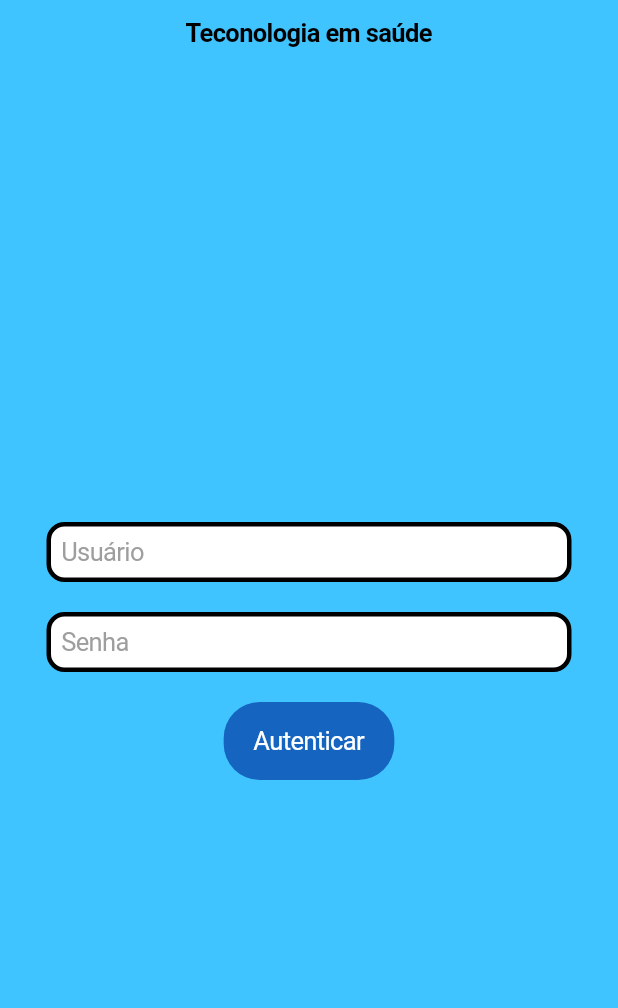
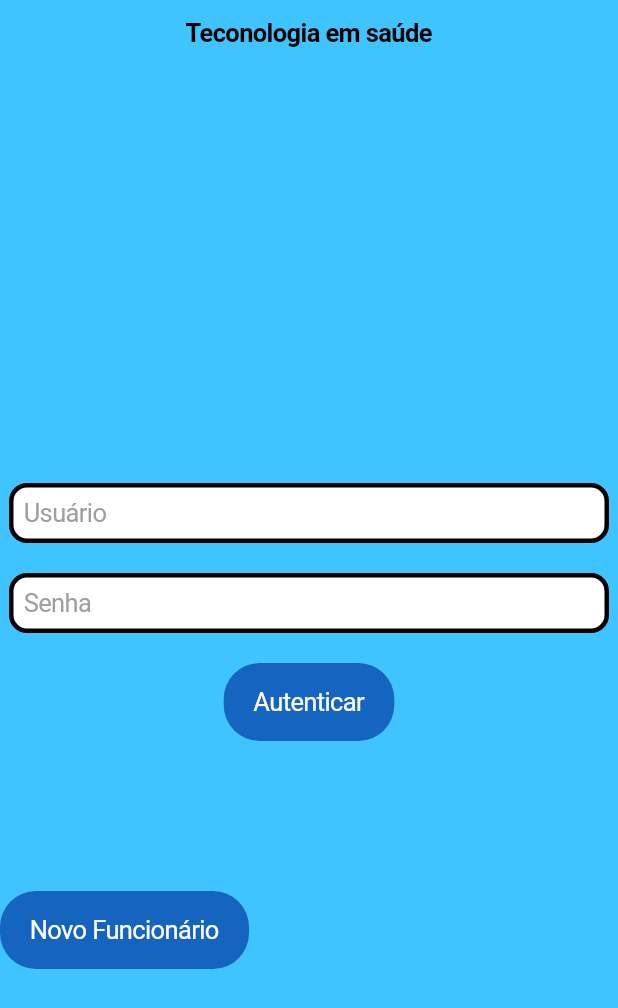
Before and after one commit to gvheisler/tecnologia_em_saude, a Flutter app: the screen it shows after launch, on a phone screen of 412 x 824 dp. Shown: the top 1008 px of the screen. Run offline on Flutter 3.47's test engine with Material 2 defaults, Android fonts, the phone set to English and light mode, and no system bars.

Commit message:
mudanças

```diff
--- a/lib/app_widget.dart
+++ b/lib/app_widget.dart
@@ -1,6 +1,7 @@
 import 'package:flutter/cupertino.dart';
 import 'package:tecnologia_em_saude/screens/login_page.dart';
 import 'package:tecnologia_em_saude/screens/main_menu_page.dart';
+import 'package:tecnologia_em_saude/screens/novo_funcionario_page.dart';
 
 class AppWidget extends StatelessWidget {
   const AppWidget({Key? key}) : super(key: key);
@@ -16,6 +17,7 @@ class AppWidget extends StatelessWidget {
       routes: {
         '/': (_) => LoginPage(),
         '/mainMenu': (_) => MainMenu(),
+        '/novoFunc': (_) => NovoFuncionario(),
       },
     );
   }
--- a/lib/screens/login_page.dart
+++ b/lib/screens/login_page.dart
@@ -17,6 +17,7 @@ class LoginPage extends StatelessWidget {
   Widget build(BuildContext context) {
     return CupertinoApp(
       home: CupertinoPageScaffold(
+
         backgroundColor: Colors.lightBlueAccent,
         navigationBar: const CupertinoNavigationBar(
           middle: Text('Teconologia em saúde'),
@@ -25,11 +26,14 @@ class LoginPage extends StatelessWidget {
         child: Center(
             child: SizedBox(
               height: double.infinity,
-              width: 350,
+              width: double.infinity,
               child: Column(
                 mainAxisAlignment: MainAxisAlignment.center,
                 children: [
-                  CupertinoTextField(
+                  SizedBox(height: 100,),
+                  SizedBox(
+                    width: 400,
+                    child: CupertinoTextField(
                         placeholder: "Usuário",
                         placeholderStyle: const TextStyle(color: Colors.grey),
                         style: const TextStyle(color: Colors.black),
@@ -37,6 +41,7 @@ class LoginPage extends StatelessWidget {
                           login = value;
                         },
                         decoration: BoxDecoration(
+
                           color: Colors.white,
                           border: Border.all(
                             width: 3,
@@ -45,8 +50,11 @@ class LoginPage extends StatelessWidget {
 
                         )
                     ),
+                  ),
                   const SizedBox(height: 20,),
-                  CupertinoTextField(
+                  SizedBox(
+                    width: 400,
+                    child: CupertinoTextField(
                       placeholder: "Senha",
                       obscureText: true,
                       placeholderStyle: const TextStyle(color: Colors.grey),
@@ -63,6 +71,7 @@ class LoginPage extends StatelessWidget {
                       ),
 
                     ),
+                  ),
                   const SizedBox(height: 20,),
                   CupertinoButton(
                     color: Colors.blue[800],
@@ -75,7 +84,12 @@ class LoginPage extends StatelessWidget {
                     },
                     borderRadius: BorderRadius.circular(24),
                     child: const Text("Autenticar", style: TextStyle(color: Colors.white),),
-                  )
+                  ),
+                  SizedBox(height: 100,),
+                  Align(
+                    alignment: Alignment.bottomLeft,
+                    child: DefaultButton(route: '/novoFunc', text: 'Novo Funcionário'),
+                  ),
                 ],
               ),
             )
```
Also changed, not shown: lib/screens/nova_entrevista_page.dart (added, +15 -0 lines), lib/screens/novo_funcionario_page.dart (added, +10 -0 lines). Lines whose indentation alone changed are shown as unchanged.
